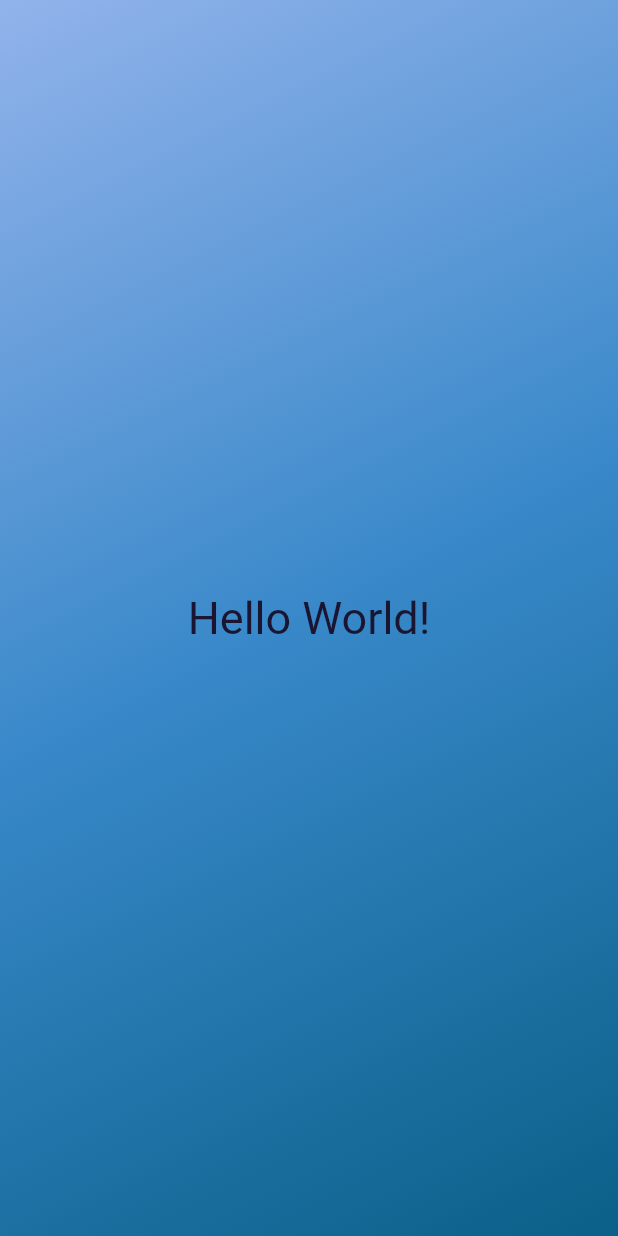
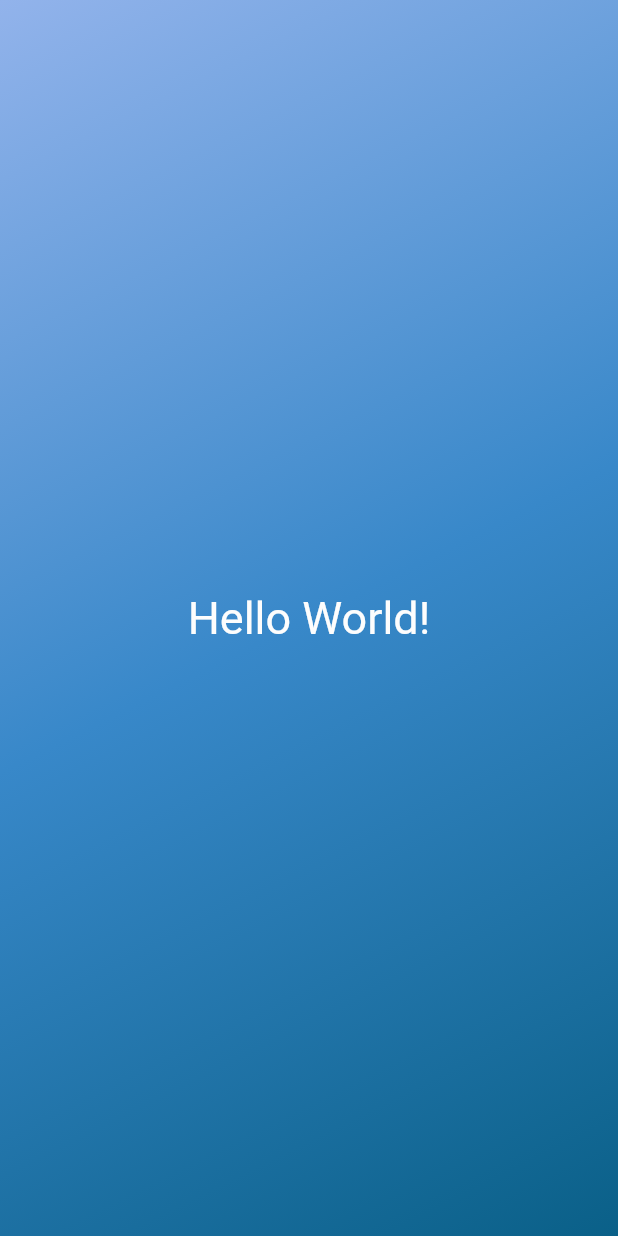
Before and after one commit to KRSL367/Learning_Flutter, a Flutter app: the screen it shows after launch, on a phone screen of 412 x 824 dp. Run offline on Flutter 3.47's test engine with Material 2 defaults, Android fonts, the phone set to English and light mode, and no system bars.

Commit message:
second commit

```diff
--- a/first_app/lib/main.dart
+++ b/first_app/lib/main.dart
@@ -2,9 +2,19 @@ import 'package:flutter/material.dart';
 
 void main() {
   runApp(
-    MaterialApp(
+    const MaterialApp(
       home: Scaffold(
-        body: Container(
+        body: GradientContainer()
+      ),
+    ),
+  );
+}
+
+class GradientContainer extends StatelessWidget {
+  const GradientContainer({super.key});
+  @override
+  Widget build(context){
+    return Container(
           decoration: const BoxDecoration(
             gradient: LinearGradient(
               colors: [
@@ -20,14 +30,12 @@ void main() {
             child: Text(
               'Hello World!',
               style: TextStyle(
-                color: Color.fromARGB(255, 26, 21, 48),
+                color: Color.fromARGB(255, 253, 253, 253),
                 fontSize: 30,
 
               ),
             ),
           ),
-        ),
-      ),
-    ),
-  );
+        );
+  }
 }
```
